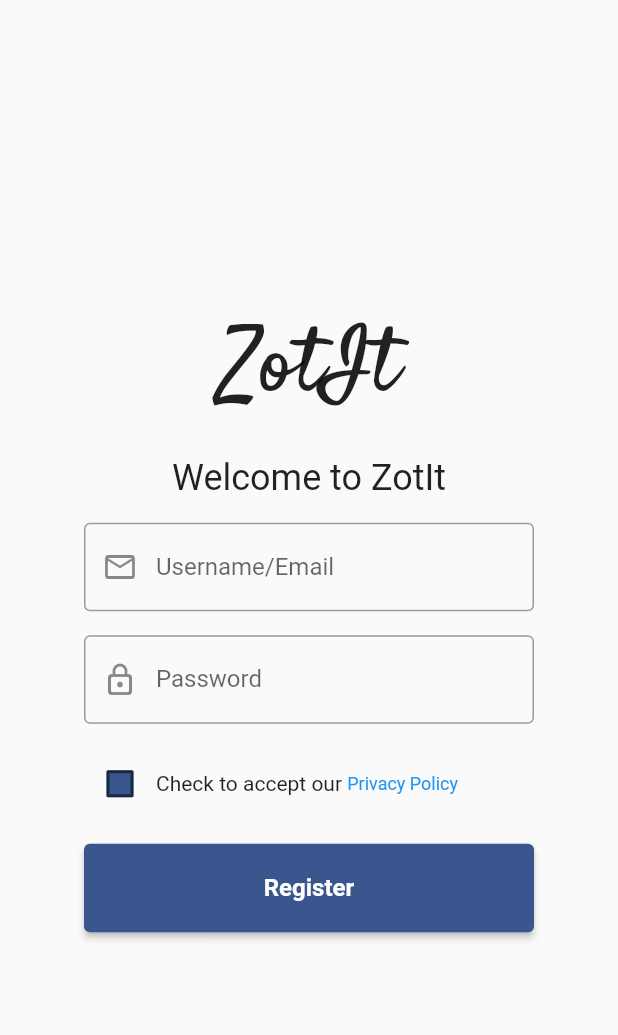
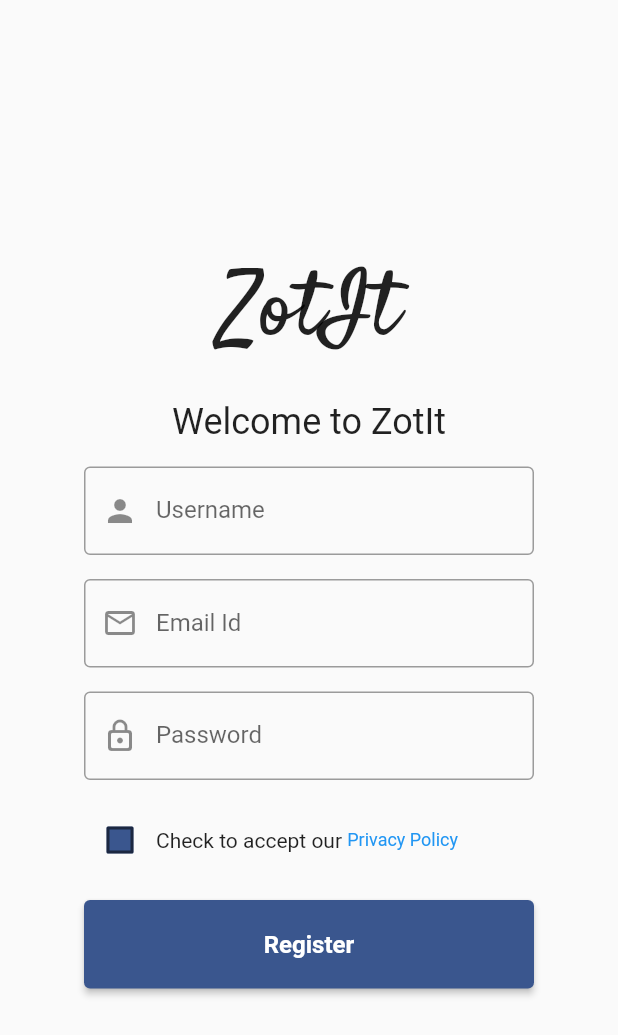
Before and after one commit to zotit/zotit_flutter, a Flutter app: the screen it shows after launch, after a tap on "Sign in", after a tap on "Register", on a phone screen of 412 x 824 dp. Shown: the top 1035 px of the screen. Run offline on Flutter 3.47's test engine with Material 2 defaults, Android fonts, the phone set to English and light mode, and no system bars; our stand-ins replace flutter_riverpod, freezed_annotation, gap, riverpod_annotation, share_plus, shared_preferences; generated files the repository leaves out were written again; network calls fail.

Commit message:
fixed signin

```diff
--- a/lib/config.dart
+++ b/lib/config.dart
@@ -1,6 +1,6 @@
 class Config {
   bool idDev = true;
-  String scheme = "https";
-  String host = "zotit.twobits.in"; //zotit.twobits.in
-  int? port = null;
+  String scheme = "http";
+  String host = "localhost"; //zotit.twobits.in
+  int? port = 4001;
 }
--- a/lib/main.dart
+++ b/lib/main.dart
@@ -1,5 +1,6 @@
 import 'package:flutter/material.dart';
 import 'package:flutter_riverpod/flutter_riverpod.dart';
+import 'package:zotit_flutter/src/app_router.dart';
 import 'package:zotit_flutter/src/providers/login_provider/login_provider.dart';
 import 'package:zotit_flutter/src/screens/common/error_page.dart';
 import 'package:zotit_flutter/src/screens/home/home.dart';
@@ -31,7 +32,9 @@ class MyApp extends StatelessWidget {
         textTheme: const TextTheme(),
       ),
       debugShowCheckedModeBanner: false,
-      home: const StartupPage(),
+      // home: const StartupPage(),
+      onGenerateRoute: (settings) => AppRouter.onGenerateRoute(settings),
+      initialRoute: AppRoutes.startupPage,
     );
   }
 }
@@ -53,8 +56,7 @@ class StartupPage extends ConsumerWidget {
       loading: () => const Center(
         child: CircularProgressIndicator(),
       ),
-      error: (error, st) =>
-          ErrorPage(message: error.toString() + st.toString()),
+      error: (error, st) => ErrorPage(message: error.toString() + st.toString()),
     );
   }
 }
--- a/lib/src/app_router.dart
+++ b/lib/src/app_router.dart
@@ -0,0 +1,43 @@
+import 'package:flutter/material.dart';
+import 'package:zotit_flutter/src/screens/home/home.dart';
+import 'package:zotit_flutter/src/screens/login/login.dart';
+import 'package:zotit_flutter/src/screens/register/register.dart';
+
+import '../main.dart';
+
+class AppRoutes {
+  static const startupPage = '/startup-page';
+  static const homePage = '/home';
+  static const loginPage = '/login';
+  static const registerPage = '/register';
+}
+
+class AppRouter {
+  static Route<dynamic>? onGenerateRoute(RouteSettings settings) {
+    switch (settings.name) {
+      case AppRoutes.startupPage:
+        return MaterialPageRoute<dynamic>(
+          builder: (_) => const StartupPage(),
+          settings: settings,
+        );
+      case AppRoutes.homePage:
+        return MaterialPageRoute<dynamic>(
+          builder: (_) => Home(),
+          settings: settings,
+        );
+      case AppRoutes.loginPage:
+        return MaterialPageRoute<dynamic>(
+          builder: (_) => const Login(),
+          settings: settings,
+          fullscreenDialog: true,
+        );
+      case AppRoutes.registerPage:
+        return MaterialPageRoute<dynamic>(
+          builder: (_) => const Register(),
+          settings: settings,
+        );
+      default:
+        return null;
+    }
+  }
+}
--- a/lib/src/screens/home/providers/home_provider.dart
+++ b/lib/src/screens/home/providers/home_provider.dart
@@ -33,8 +33,8 @@ class NoteList extends _$NoteList {
     final prefs = await fPrefs;
     final token = prefs.getString('token');
     final config = Config();
-    final uri = Uri(scheme: config.scheme, host: config.host, port: config.port, path: "notes");
-    final res = await http.get(uri, headers: {"Authorization": "Bearer $token"});
+    final uri = Uri(scheme: config.scheme, host: config.host, port: config.port, path: "api/notes");
+    final res = await http.get(uri, headers: {"Authorization": "Bearer $token", "Content-Type": "application/json"});
     if (res.body == "Invalid or expired JWT") {
       final loginData = ref.read(loginTokenProvider.notifier);
       loginData.logout();
@@ -67,7 +67,7 @@ class NoteList extends _$NoteList {
       queryParameters: {'page': newPage.toString()},
     );
     // final uri = Uri.https('zotit.twobits.in', '/notes', {'page': newPage.toString()});
-    final res = await http.get(uri, headers: {"Authorization": "Bearer $token"});
+    final res = await http.get(uri, headers: {"Authorization": "Bearer $token", "Content-Type": "application/json"});
     if (res.body == "Invalid or expired JWT") {
       final loginData = ref.read(loginTokenProvider.notifier);
       loginData.logout();
--- a/lib/src/screens/login/login.dart
+++ b/lib/src/screens/login/login.dart
@@ -17,7 +17,7 @@ class Login extends ConsumerWidget {
                 mainAxisSize: MainAxisSize.min,
                 children: [
                   _Logo(),
-                  FormContent(),
+                  LoginFormContent(),
                 ],
               )
             : Container(
@@ -27,7 +27,7 @@ class Login extends ConsumerWidget {
                   children: [
                     Expanded(child: _Logo()),
                     Expanded(
-                      child: Center(child: FormContent()),
+                      child: Center(child: LoginFormContent()),
                     ),
                   ],
                 ),
@@ -67,14 +67,14 @@ class _Logo extends StatelessWidget {
   }
 }
 
-class FormContent extends ConsumerStatefulWidget {
-  const FormContent({super.key});
+class LoginFormContent extends ConsumerStatefulWidget {
+  const LoginFormContent({super.key});
 
   @override
-  ConsumerState<ConsumerStatefulWidget> createState() => _FormContent();
+  ConsumerState<ConsumerStatefulWidget> createState() => _LoginFormContent();
 }
 
-class _FormContent extends ConsumerState<FormContent> {
+class _LoginFormContent extends ConsumerState<LoginFormContent> {
   final TextEditingController usernameC = TextEditingController(text: "");
   final TextEditingController pwC = TextEditingController(text: "");
   final GlobalKey<FormState> _formKey = GlobalKey<FormState>();
@@ -108,9 +108,9 @@ class _FormContent extends ConsumerState<FormContent> {
                 return null;
               },
               decoration: const InputDecoration(
-                labelText: 'Username/Email',
-                hintText: 'Enter your username/email',
-                prefixIcon: Icon(Icons.email_outlined),
+                labelText: 'Username',
+                hintText: 'Enter your username',
+                prefixIcon: Icon(Icons.person),
                 border: OutlineInputBorder(),
               ),
             ),
--- a/lib/src/screens/register/register.dart
+++ b/lib/src/screens/register/register.dart
@@ -1,7 +1,9 @@
 import 'package:flutter/material.dart';
 import 'package:flutter_riverpod/flutter_riverpod.dart';
+import 'package:zotit_flutter/src/app_router.dart';
 import 'package:zotit_flutter/src/providers/login_provider/login_provider.dart';
 import 'package:zotit_flutter/src/screens/common/components/link_button.dart';
+import 'package:zotit_flutter/src/utils/utils.dart';
 
 class Register extends ConsumerWidget {
   const Register({super.key});
@@ -17,7 +19,7 @@ class Register extends ConsumerWidget {
                 mainAxisSize: MainAxisSize.min,
                 children: [
                   _Logo(),
-                  FormContent(),
+                  RegisterFormContent(),
                 ],
               )
             : Container(
@@ -27,7 +29,7 @@ class Register extends ConsumerWidget {
                   children: [
                     Expanded(child: _Logo()),
                     Expanded(
-                      child: Center(child: FormContent()),
+                      child: Center(child: RegisterFormContent()),
                     ),
                   ],
                 ),
@@ -67,16 +69,17 @@ class _Logo extends StatelessWidget {
   }
 }
 
-class FormContent extends ConsumerStatefulWidget {
-  const FormContent({super.key});
+class RegisterFormContent extends ConsumerStatefulWidget {
+  const RegisterFormContent({super.key});
 
   @override
-  ConsumerState<ConsumerStatefulWidget> createState() => _FormContent();
+  ConsumerState<ConsumerStatefulWidget> createState() => _RegisterFormContent();
 }
 
-class _FormContent extends ConsumerState<FormContent> {
+class _RegisterFormContent extends ConsumerState<RegisterFormContent> {
   final TextEditingController usernameC = TextEditingController(text: "");
   final TextEditingController pwC = TextEditingController(text: "");
+  final TextEditingController emailC = TextEditingController(text: "");
   final GlobalKey<FormState> _formKey = GlobalKey<FormState>();
   bool hasAggreedTNC = false;
 
@@ -109,8 +112,27 @@ class _FormContent extends ConsumerState<FormContent> {
                 return null;
               },
               decoration: const InputDecoration(
-                labelText: 'Username/Email',
-                hintText: 'Enter your username/email',
+                labelText: 'Username',
+                hintText: 'Enter a username',
+                prefixIcon: Icon(Icons.person),
+                border: OutlineInputBorder(),
+              ),
+            ),
+            _gap(),
+            TextFormField(
+              validator: (value) {
+                if (value == null || value.isEmpty) {
+                  return 'Please enter your email id';
+                }
+                if (!isValidEmail(value)) {
+                  return 'Please enter a valid email';
+                }
+                return null;
+              },
+              controller: emailC,
+              decoration: const InputDecoration(
+                labelText: 'Email Id',
+                hintText: 'Enter your email Id',
                 prefixIcon: Icon(Icons.email_outlined),
                 border: OutlineInputBorder(),
               ),
@@ -197,9 +219,10 @@ class _FormContent extends ConsumerState<FormContent> {
                         },
                       );
                     }
-                    await loginData.register(usernameC.text, pwC.text);
-
-                    if (context.mounted && loginData.getData().error != "") {
+                    try {
+                      await loginData.register(usernameC.text, pwC.text, emailC.text);
+                      if (context.mounted) {
+                        if (loginData.getData().error != "") {
                           showDialog<void>(
                             context: context,
                             builder: (c) {
@@ -220,7 +243,15 @@ class _FormContent extends ConsumerState<FormContent> {
                               );
                             },
                           );
+                        } else {
+                          final navigator = Navigator.of(context);
+                          await navigator.pushNamed(
+                            AppRoutes.startupPage,
+                            arguments: () => navigator.pop(),
+                          );
                         }
+                      }
+                    } catch (e) {}
                   }
                 },
               ),
--- /dev/null
+++ b/lib/src/utils/utils.dart
@@ -0,0 +1,3 @@
+isValidEmail(String email) {
+  return RegExp(r"^[a-zA-Z0-9.a-zA-Z0-9.!#$%&'*+-/=?^_`{|}~]+@[a-zA-Z0-9]+\.[a-zA-Z]+").hasMatch(email);
+}
```
Also changed, not shown: lib/src/providers/login_provider/login_provider.dart (+19 -12 lines), lib/src/screens/home/home.dart (+17 -13 lines), lib/src/screens/home/note_details.dart (+11 -7 lines). Lines whose indentation alone changed are shown as unchanged.
